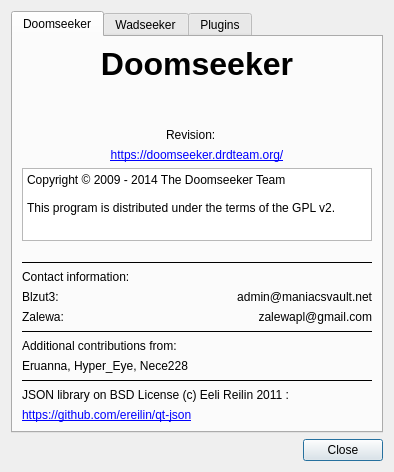
Old version of the form src/core/gui/aboutdialog.ui in the repository drfrag666/doomseeker-unofficial.
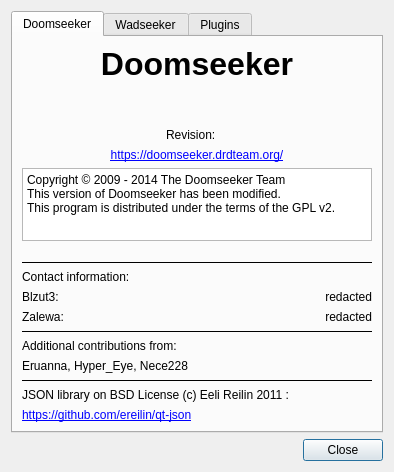
New version of the form.

Commit message: - Add notice to the about dialog.

```diff
--- a/src/core/gui/aboutdialog.ui
+++ b/src/core/gui/aboutdialog.ui
@@ -170,7 +170,7 @@
          </property>
          <property name="plainText">
           <string>Copyright © 2009 - 2014 The Doomseeker Team
-
+This version of Doomseeker has been modified.
 This program is distributed under the terms of the GPL v2.</string>
          </property>
         </widget>
@@ -217,7 +217,7 @@
          <item row="1" column="1">
           <widget class="QLabel" name="label_10">
            <property name="text">
-            <string>zalewapl@gmail.com</string>
+            <string>redacted</string>
            </property>
            <property name="alignment">
             <set>Qt::AlignRight|Qt::AlignTrailing|Qt::AlignVCenter</set>
@@ -240,7 +240,7 @@
          <item row="0" column="1">
           <widget class="QLabel" name="label_12">
            <property name="text">
-            <string>admin@maniacsvault.net</string>
+            <string>redacted</string>
            </property>
            <property name="alignment">
             <set>Qt::AlignRight|Qt::AlignTrailing|Qt::AlignVCenter</set>
```
